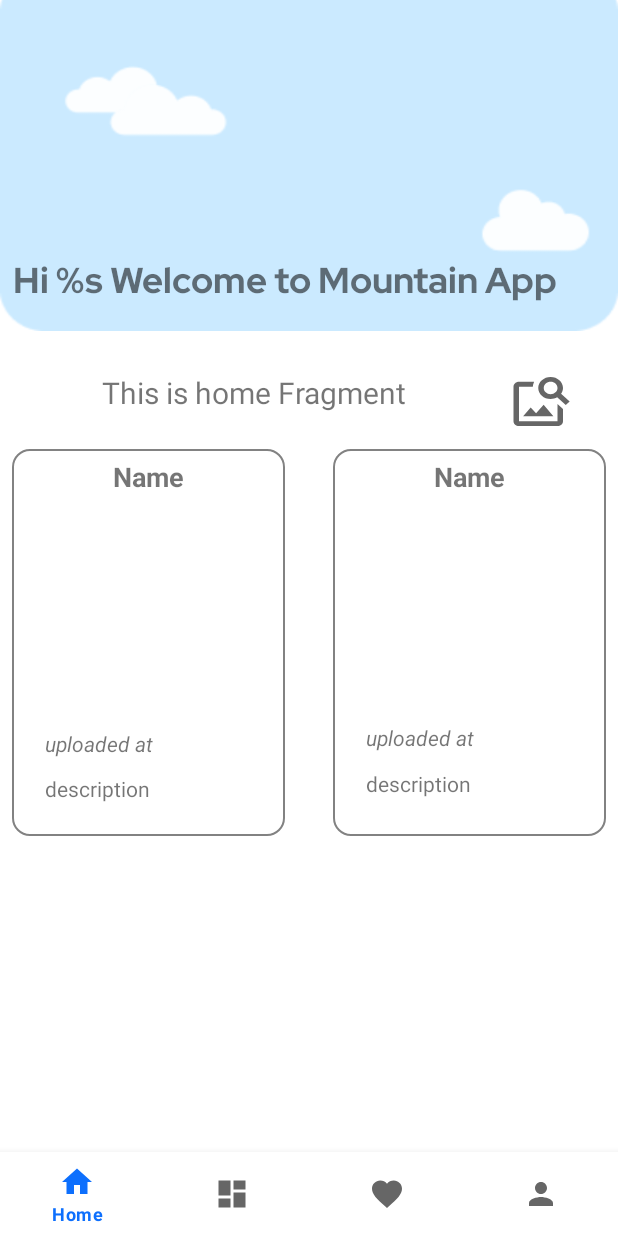
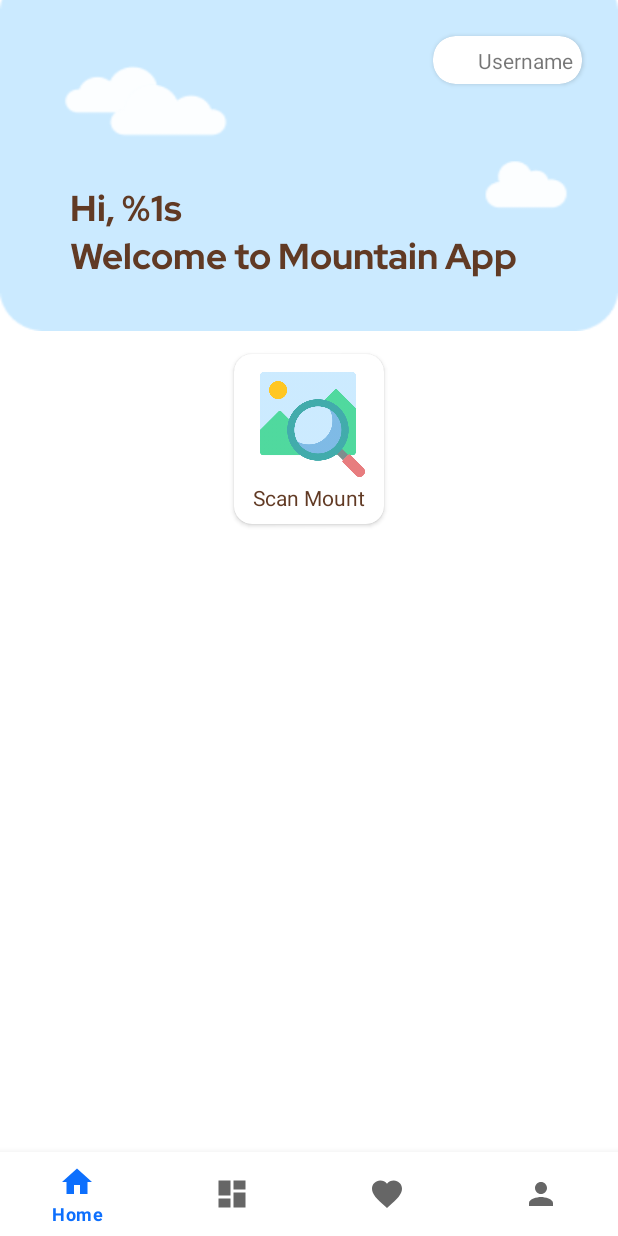
Before and after one commit to fadlinaufal06/Mountain-App, an Android app: the HomeFragment screen opened directly, with no data from a screen before it, on a phone screen of 412 x 824 dp. Run offline under Robolectric (Android 15) with nearby library versions, the phone set to English and light mode, and no system bars; our stand-ins replace CircleImageView, navigation-ui; pictures from the network do not load; 1 statement that could not run was skipped.

Commit message:
benahin homepage (ongoing)

```diff
--- a/app/src/main/java/com/bangkit/mountainapp/helper/Utils.kt
+++ b/app/src/main/java/com/bangkit/mountainapp/helper/Utils.kt
@@ -1,4 +1,5 @@
 package com.bangkit.mountainapp.helper
 
-class Utils {
+fun setProfilePicture(name: String): String {
+    return "https://avatars.dicebear.com/api/adventurer-neutral/${name}.png"
 }
--- a/app/src/main/java/com/bangkit/mountainapp/ui/home/HomeFragment.kt
+++ b/app/src/main/java/com/bangkit/mountainapp/ui/home/HomeFragment.kt
@@ -1,25 +1,35 @@
 package com.bangkit.mountainapp.ui.home
 
+import android.content.Context
 import android.content.Intent
 import android.os.Bundle
 import android.view.LayoutInflater
 import android.view.View
 import android.view.ViewGroup
-import android.widget.ImageButton
-import android.widget.TextView
 import androidx.appcompat.app.AppCompatActivity
+import androidx.datastore.core.DataStore
+import androidx.datastore.preferences.core.Preferences
+import androidx.datastore.preferences.preferencesDataStore
 import androidx.fragment.app.Fragment
 import androidx.lifecycle.ViewModelProvider
+import com.bangkit.mountainapp.R
+import com.bangkit.mountainapp.data.local.UserPreference
 import com.bangkit.mountainapp.databinding.FragmentHomeBinding
+import com.bangkit.mountainapp.helper.setProfilePicture
 import com.bangkit.mountainapp.ui.UploadActivity
+import com.bumptech.glide.Glide
+
+private val Context.dataStore: DataStore<Preferences> by preferencesDataStore(name = "settings")
 
 class HomeFragment : Fragment() {
 
     private var _binding: FragmentHomeBinding? = null
+    private lateinit var viewModel: HomeViewModel
 
     // This property is only valid between onCreateView and
     // onDestroyView.
     private val binding get() = _binding!!
+    private lateinit var preference: UserPreference
 
     override fun onCreateView(
 
@@ -27,19 +37,12 @@ class HomeFragment : Fragment() {
         container: ViewGroup?,
         savedInstanceState: Bundle?
     ): View {
-        val homeViewModel =
-            ViewModelProvider(this).get(HomeViewModel::class.java)
+        viewModel = ViewModelProvider(this)[HomeViewModel::class.java]
 
         _binding = FragmentHomeBinding.inflate(inflater, container, false)
         val root: View = binding.root
 
-        val textView: TextView = binding.textHome
-        homeViewModel.text.observe(viewLifecycleOwner) {
-            textView.text = it
-        }
-
-        val uploadButton: ImageButton = binding.imageButton
-        uploadButton.setOnClickListener{
+        binding.cvScanMount.setOnClickListener {
             val intent = Intent(activity, UploadActivity::class.java)
             startActivity(intent)
         }
@@ -49,6 +52,25 @@ class HomeFragment : Fragment() {
     override fun onViewCreated(view: View, savedInstanceState: Bundle?) {
         super.onViewCreated(view, savedInstanceState)
         (requireActivity() as AppCompatActivity).supportActionBar?.hide()
+
+        preference = UserPreference.getInstance(requireContext().dataStore)
+
+        viewModel.getUser(preference).observe(viewLifecycleOwner) { user ->
+            if (user.isLogin) {
+                with(binding){
+                    greeting.text = getString(R.string.welcoming, user.username)
+                    usernameProfile.text = user.username
+                    val urlRandomAvatar = setProfilePicture(user.username)
+
+                    Glide.with(activity!!)
+                        .load(urlRandomAvatar)
+                        .placeholder(R.drawable.ic_baseline_person_24)
+                        .error(R.mipmap.ic_launcher_round)
+                        .into(imageProfile)
+                }
+
+            }
+        }
     }
 
     override fun onDestroyView() {
--- a/app/src/main/java/com/bangkit/mountainapp/ui/home/HomeViewModel.kt
+++ b/app/src/main/java/com/bangkit/mountainapp/ui/home/HomeViewModel.kt
@@ -3,6 +3,9 @@ package com.bangkit.mountainapp.ui.home
 import androidx.lifecycle.LiveData
 import androidx.lifecycle.MutableLiveData
 import androidx.lifecycle.ViewModel
+import androidx.lifecycle.asLiveData
+import com.bangkit.mountainapp.data.local.UserPreference
+import com.bangkit.mountainapp.model.UserModel
 
 class HomeViewModel : ViewModel() {
 
@@ -10,4 +13,8 @@ class HomeViewModel : ViewModel() {
         value = "This is home Fragment"
     }
     val text: LiveData<String> = _text
+
+    fun getUser(pref: UserPreference): LiveData<UserModel> {
+        return pref.getUser().asLiveData()
+    }
 }
--- a/app/src/main/res/layout/fragment_home.xml
+++ b/app/src/main/res/layout/fragment_home.xml
@@ -6,9 +6,8 @@
     android:layout_height="match_parent"
     tools:context=".ui.home.HomeFragment">
 
-
     <ImageView
-        android:id="@+id/imageView"
+        android:id="@+id/header_view"
         android:layout_width="match_parent"
         android:layout_height="240dp"
         android:background="@drawable/home_header"
@@ -19,181 +18,97 @@
         app:layout_constraintTop_toTopOf="parent"
         android:layout_marginTop="-20dp"/>
 
+    <androidx.cardview.widget.CardView
+        android:layout_width="wrap_content"
+        android:layout_height="wrap_content"
+        android:layout_marginTop="24dp"
+        android:layout_marginEnd="24dp"
+        app:cardCornerRadius="15dp"
+        app:layout_constraintEnd_toEndOf="parent"
+        app:layout_constraintTop_toTopOf="parent">
+
+        <androidx.constraintlayout.widget.ConstraintLayout
+            android:layout_width="match_parent"
+            android:layout_height="match_parent"
+            android:padding="6dp">
+
+            <de.hdodenhof.circleimageview.CircleImageView
+                android:id="@+id/image_profile"
+                android:layout_width="20dp"
+                android:layout_height="20dp"
+                app:layout_constraintBottom_toBottomOf="parent"
+                app:layout_constraintStart_toStartOf="parent"
+                app:layout_constraintTop_toTopOf="parent"
+                tools:src="@tools:sample/avatars" />
+
             <TextView
-        android:id="@+id/textView"
-        android:layout_width="521dp"
-        android:layout_height="40dp"
-        android:layout_marginStart="24dp"
-        android:layout_marginTop="24dp"
+                android:id="@+id/username_profile"
+                android:layout_width="wrap_content"
+                android:layout_height="wrap_content"
+                android:layout_marginStart="4dp"
+                android:text="@string/placeholder_username"
+                app:layout_constraintBottom_toBottomOf="@+id/image_profile"
+                app:layout_constraintEnd_toEndOf="parent"
+                app:layout_constraintStart_toEndOf="@+id/image_profile"
+                app:layout_constraintTop_toTopOf="@+id/image_profile" />
+        </androidx.constraintlayout.widget.ConstraintLayout>
+    </androidx.cardview.widget.CardView>
+
+
+    <TextView
+        android:id="@+id/greeting"
+        android:layout_width="wrap_content"
+        android:layout_height="wrap_content"
         android:fontFamily="@font/redhatdisplay_bold"
         android:text="@string/welcoming"
+        android:textColor="@color/van_dyke_brown"
         android:textSize="24sp"
-        app:layout_constraintBottom_toBottomOf="@+id/imageView"
+        app:layout_constraintBottom_toBottomOf="@+id/header_view"
         app:layout_constraintEnd_toEndOf="parent"
-        app:layout_constraintHorizontal_bias="0.119"
+        app:layout_constraintHorizontal_bias="0.414"
         app:layout_constraintStart_toStartOf="parent"
         app:layout_constraintTop_toTopOf="parent"
-        app:layout_constraintVertical_bias="0.94" />
+        app:layout_constraintVertical_bias="0.786" />
 
-    <TextView
-        android:id="@+id/text_home"
-        android:layout_width="323dp"
-        android:layout_height="39dp"
-        android:layout_marginStart="8dp"
-        android:textAlignment="center"
-        android:textSize="20sp"
-        app:layout_constraintBottom_toBottomOf="@+id/imageButton"
-        app:layout_constraintEnd_toStartOf="@+id/imageButton"
-        app:layout_constraintHorizontal_bias="0.0"
+    <androidx.cardview.widget.CardView
+        android:id="@+id/cv_scan_mount"
+        android:layout_width="100dp"
+        android:layout_height="wrap_content"
+        android:layout_marginTop="16dp"
+        app:cardCornerRadius="12dp"
+        app:layout_constraintEnd_toEndOf="parent"
         app:layout_constraintStart_toStartOf="parent"
-        app:layout_constraintTop_toBottomOf="@+id/imageView"
-        app:layout_constraintVertical_bias="1.0" />
+        app:layout_constraintTop_toBottomOf="@+id/header_view">
+
+        <androidx.constraintlayout.widget.ConstraintLayout
+            android:layout_width="match_parent"
+            android:layout_height="match_parent">
 
             <ImageButton
                 android:id="@+id/imageButton"
-        android:layout_width="44dp"
-        android:layout_height="39dp"
-        android:layout_marginTop="28dp"
-        android:layout_marginEnd="8dp"
-        android:background="@drawable/ic_image_search_24"
-        app:layout_constraintEnd_toEndOf="parent"
-        app:layout_constraintHorizontal_bias="0.941"
-        app:layout_constraintStart_toStartOf="parent"
-        app:layout_constraintTop_toBottomOf="@+id/imageView"
-        android:contentDescription="@string/gambar_header"/>
-
-    <androidx.constraintlayout.widget.ConstraintLayout
-        android:id="@+id/constraintLayout2"
-        android:layout_width="182dp"
-        android:layout_height="258dp"
-        android:layout_marginStart="8dp"
+                android:layout_width="70dp"
+                android:layout_height="70dp"
+                android:layout_marginStart="12dp"
                 android:layout_marginTop="12dp"
-        android:padding="6dp"
-        app:layout_constraintBottom_toBottomOf="parent"
-        app:layout_constraintStart_toStartOf="parent"
-        app:layout_constraintTop_toBottomOf="@+id/text_home"
-        app:layout_constraintVertical_bias="0.0"
-        android:background="@drawable/edit_text_background">
-
-        <TextView
-            android:id="@+id/tv_mountain_name1"
-            android:layout_width="wrap_content"
-            android:layout_height="wrap_content"
-            android:text="@string/name"
-            android:textSize="18sp"
-            android:textStyle="bold"
+                android:layout_marginEnd="7dp"
+                android:background="@drawable/icon_image_search"
+                android:contentDescription="@string/gambar_header"
                 app:layout_constraintEnd_toEndOf="parent"
                 app:layout_constraintStart_toStartOf="parent"
                 app:layout_constraintTop_toTopOf="parent" />
 
-        <ImageView
-            android:id="@+id/img_top_mountain11"
-            android:layout_width="167dp"
-            android:layout_height="120dp"
-            android:layout_marginTop="24dp"
-            android:contentDescription="@string/someone_s_story_image"
-            app:layout_constraintEnd_toEndOf="parent"
-            app:layout_constraintHorizontal_bias="0.533"
-            app:layout_constraintStart_toStartOf="parent"
-            app:layout_constraintTop_toBottomOf="@+id/tv_mountain_name1"
-            tools:src="@drawable/ic_place_holder"
-            app:layoutDescription="@string/gambar_header"/>
-
             <TextView
-            android:id="@+id/tv_mountain_description1"
-            android:layout_width="0dp"
-            android:layout_height="wrap_content"
-            android:layout_marginStart="16dp"
-            android:layout_marginTop="11dp"
-            android:layout_marginEnd="16dp"
-            android:layout_marginBottom="16dp"
-            android:maxLines="2"
-            android:text="@string/description"
-            app:layout_constraintBottom_toBottomOf="parent"
-            app:layout_constraintEnd_toEndOf="parent"
-            app:layout_constraintHorizontal_bias="1.0"
-            app:layout_constraintStart_toStartOf="parent"
-            app:layout_constraintTop_toBottomOf="@+id/tv_mountain_name"
-            app:layout_constraintVertical_bias="1.0" />
-
-        <TextView
-            android:id="@+id/tv_mountain_name"
-            android:layout_width="0dp"
-            android:layout_height="wrap_content"
-            android:layout_marginStart="16dp"
-            android:layout_marginTop="12dp"
-            android:layout_marginEnd="16dp"
-            android:text="@string/uploaded_on"
-            android:textStyle="italic"
-            app:layout_constraintEnd_toEndOf="parent"
-            app:layout_constraintHorizontal_bias="0.0"
-            app:layout_constraintStart_toStartOf="parent"
-            app:layout_constraintTop_toBottomOf="@+id/img_top_mountain11" />
-    </androidx.constraintlayout.widget.ConstraintLayout>
-
-    <androidx.constraintlayout.widget.ConstraintLayout
-        android:layout_width="182dp"
-        android:layout_height="258dp"
-        android:layout_marginTop="12dp"
-        android:layout_marginEnd="8dp"
-        android:padding="6dp"
-        app:layout_constraintEnd_toEndOf="parent"
-        app:layout_constraintTop_toBottomOf="@+id/text_home"
-        android:background="@drawable/edit_text_background">
-
-        <TextView
-            android:id="@+id/tv_item_name"
                 android:layout_width="wrap_content"
                 android:layout_height="wrap_content"
-            android:text="@string/name"
-            android:textSize="18sp"
-            android:textStyle="bold"
-            app:layout_constraintEnd_toEndOf="parent"
-            app:layout_constraintStart_toStartOf="parent"
-            app:layout_constraintTop_toTopOf="parent" />
-
-        <ImageView
-            android:id="@+id/img_top_mountain1"
-            android:layout_width="167dp"
-            android:layout_height="120dp"
-            android:layout_marginTop="24dp"
-            android:contentDescription="@string/someone_s_story_image"
-            app:layout_constraintEnd_toEndOf="parent"
-            app:layout_constraintHorizontal_bias="0.533"
-            app:layout_constraintStart_toStartOf="parent"
-            app:layout_constraintTop_toBottomOf="@+id/tv_item_name"
-            tools:src="@drawable/icon_mount"
-            app:layoutDescription="@string/gambar_header"/>
-
-        <TextView
-            android:id="@+id/tv_mountain_name22"
-            android:layout_width="0dp"
-            android:layout_height="wrap_content"
-            android:layout_marginStart="16dp"
-            android:layout_marginTop="8dp"
-            android:layout_marginEnd="16dp"
-            android:text="@string/uploaded_on"
-            android:textStyle="italic"
-            app:layout_constraintEnd_toEndOf="parent"
-            app:layout_constraintHorizontal_bias="0.052"
-            app:layout_constraintStart_toStartOf="parent"
-            app:layout_constraintTop_toBottomOf="@+id/img_top_mountain1" />
-
-        <TextView
-            android:id="@+id/tv_description"
-            android:layout_width="0dp"
-            android:layout_height="wrap_content"
-            android:layout_marginStart="16dp"
-            android:layout_marginTop="8dp"
-            android:layout_marginEnd="16dp"
-            android:layout_marginBottom="16dp"
-            android:maxLines="2"
-            android:text="@string/description"
+                android:layout_marginTop="4dp"
+                android:layout_marginBottom="8dp"
+                android:text="@string/scan_mount"
+                android:textColor="@color/van_dyke_brown"
                 app:layout_constraintBottom_toBottomOf="parent"
                 app:layout_constraintEnd_toEndOf="parent"
                 app:layout_constraintStart_toStartOf="parent"
-            app:layout_constraintTop_toBottomOf="@+id/tv_mountain_name22" />
+                app:layout_constraintTop_toBottomOf="@+id/imageButton" />
         </androidx.constraintlayout.widget.ConstraintLayout>
-
+    </androidx.cardview.widget.CardView>
 
 </androidx.constraintlayout.widget.ConstraintLayout>
--- a/app/src/main/res/values/strings.xml
+++ b/app/src/main/res/values/strings.xml
@@ -39,7 +39,7 @@
     <string name="description">description</string>
     <string name="uploaded_on">uploaded at</string>
     <string name="someone_s_story_image">someone feeds</string>
-    <string name="welcoming">Hi %s Welcome to Mountain App</string>
+    <string name="welcoming">Hi, %1s\nWelcome to Mountain App</string>
     <string name="profile_picture_user">profile picture</string>
     <string name="greeting">Hi %s</string>
     <string name="greeting2">Stay Healty</string>
@@ -52,4 +52,5 @@
     <string name="your_account">Your Account</string>
     <string name="language">Language</string>
     <string name="logout">Logout</string>
+    <string name="scan_mount">Scan Mount</string>
 </resources>
```
Also changed, not shown: app/src/main/res/drawable-v24/home_header.png, app/src/main/res/drawable-v24/icon_image_search.png (added). Lines whose indentation alone changed are shown as unchanged.
